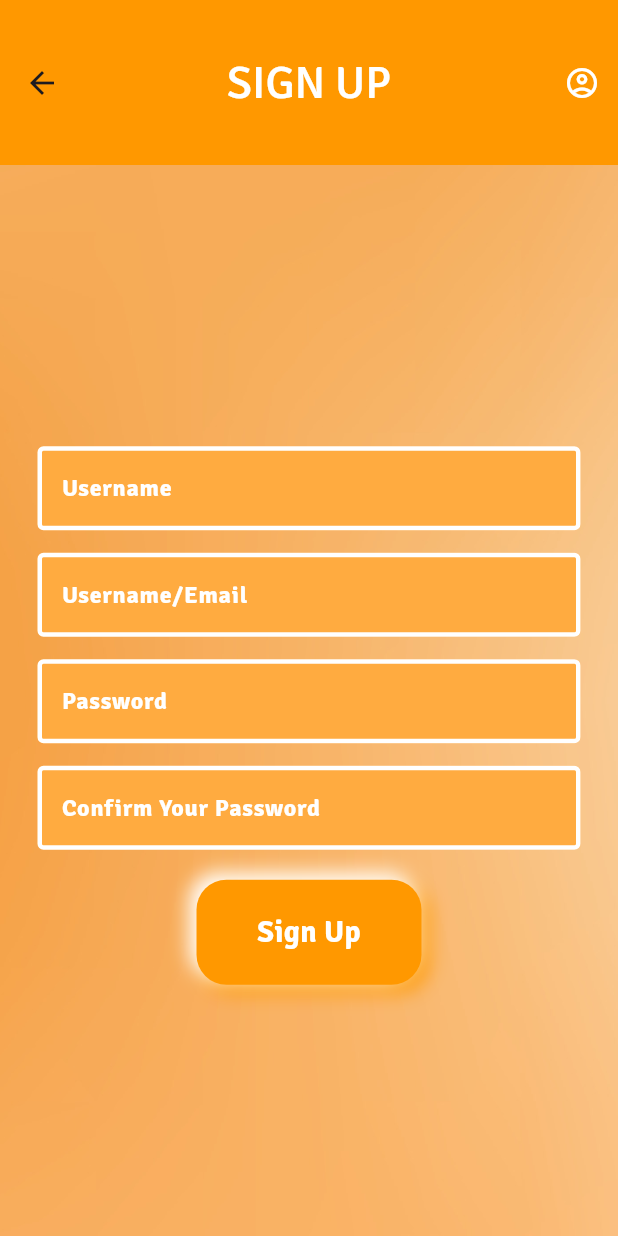
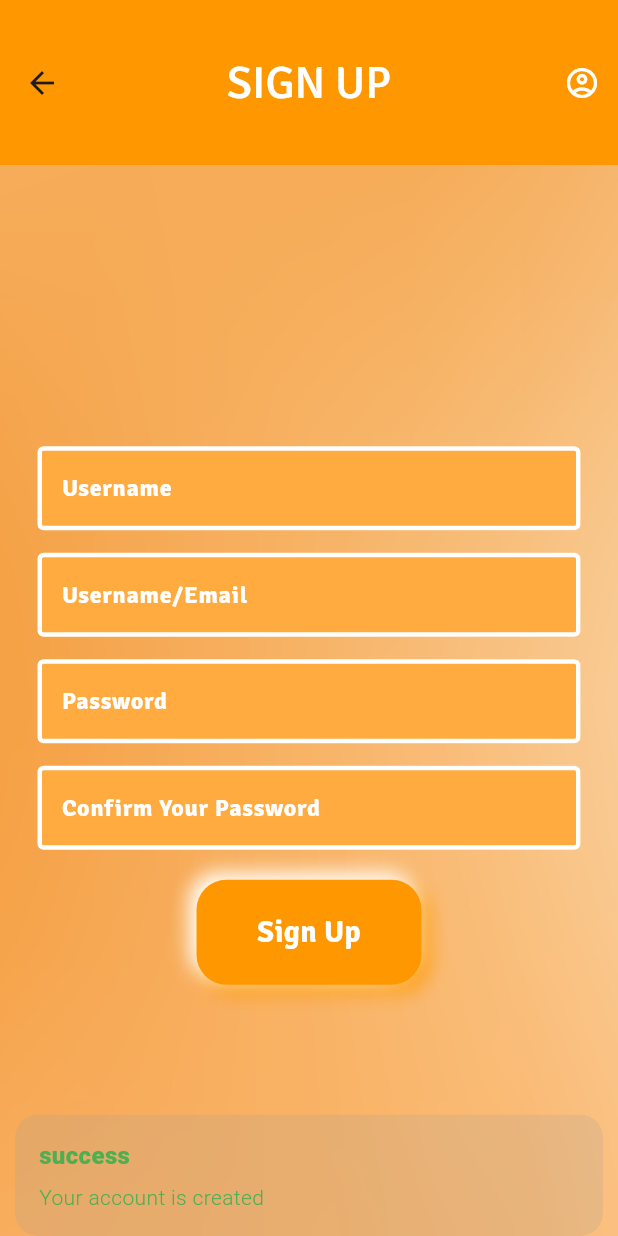
Before and after one commit to 52ndSymphony/CoinCare, a Flutter app: the RegisterPage screen opened directly with empty values, after a tap on "Sign Up", on a phone screen of 412 x 824 dp. Run offline on Flutter 3.47's test engine with Material 3 defaults, Android fonts, the phone set to English and light mode, and no system bars; our stand-ins replace animated_splash_screen, cloud_firestore, firebase_auth, firebase_core, get; accounts and stored records are empty; network calls fail.

Commit message:
FireStore added

```diff
--- /dev/null
+++ b/lib/Firestore/user_model.dart
@@ -0,0 +1,21 @@
+import '../signUp.dart';
+import 'package:flutter/material.dart';
+
+class UserModel{
+
+    final String Username;
+    final String email;
+
+    const UserModel({
+      required this.Username,
+      required this.email,
+
+    });
+    toJson(){
+        return{
+          "Username": Username,
+          "Email": email,
+        };
+  }
+
+}
--- /dev/null
+++ b/lib/Firestore/user_repository.dart
@@ -0,0 +1,37 @@
+import 'package:flutter/material.dart';
+import 'package:cloud_firestore/cloud_firestore.dart';
+import 'package:coincare/Firestore/user_model.dart';
+import 'package:coincare/signUp.dart';
+import 'package:get/get.dart';
+
+
+class UserRepository extends GetxController{
+    static UserRepository get instance => Get.find();
+
+    final _db = FirebaseFirestore.instance;
+
+
+    creatUser(UserModel user) async {
+       await _db.collection("Users").add(user.toJson())
+       .whenComplete(
+               () => Get.snackbar("success", "Your account is created",
+               snackPosition: SnackPosition.BOTTOM,
+               colorText: Colors.green)
+       )
+           .catchError(
+      (error) {
+      // Error handling
+      // Display error snackbar
+      Get.snackbar(
+      "Error",
+      error.toString(), // Displaying the error message
+      snackPosition: SnackPosition.BOTTOM,
+      colorText: Colors.red,
+      );
+      },
+      );
+
+
+    }
+
+}
--- a/lib/home.dart
+++ b/lib/home.dart
@@ -1,7 +1,7 @@
 import 'package:flutter/material.dart';
 import 'package:firebase_auth/firebase_auth.dart';
-import 'statistics.dart';
-import 'bottomnavigationbar.dart';
+import 'Statistics page/statistics.dart';
+import 'Statistics page/bottomnavigationbar.dart';
 
 class HomePage extends StatelessWidget {
   var height, width;
--- a/lib/signUp.dart
+++ b/lib/signUp.dart
@@ -1,10 +1,12 @@
+import 'package:coincare/Firestore/user_model.dart';
+import 'package:coincare/Firestore/user_repository.dart';
 import 'package:coincare/button.dart';
 import 'package:coincare/loginorregisterpage.dart';
 import 'package:firebase_auth/firebase_auth.dart';
 import 'package:flutter/material.dart';
 import 'loginPage.dart';
 import 'my_text.dart';
-
+import 'package:get/get.dart';
 
 class RegisterPage extends StatefulWidget {
 
@@ -21,6 +23,13 @@ class _RegisterPageState extends State<RegisterPage> {
   var passwordController = TextEditingController();
   var nameController = TextEditingController();
   var confirmPassController = TextEditingController();
+
+  final userRepo= Get.put(UserRepository());
+
+  Future<void> creatUser(UserModel user) async {
+    await userRepo.creatUser(user);
+  }
+
 
 
   void signUserUp() async {
@@ -50,6 +59,13 @@ class _RegisterPageState extends State<RegisterPage> {
       Navigator.pop(context);
       //ErrorShowMessage(context, e.code);
     }
+
+    final user= UserModel(
+          Username: nameController.text.trim(),
+          email: emailController.text.trim(),
+    );
+    creatUser(user);
+
   }
 
   @override
@@ -134,7 +150,6 @@ class _RegisterPageState extends State<RegisterPage> {
                   MyButton(
                     text: 'Sign Up',
                     onTap: signUserUp,
-
                   ),
 
                   const SizedBox(height: 25,),
--- a/pubspec.yaml
+++ b/pubspec.yaml
@@ -30,6 +30,7 @@ environment:
 dependencies:
   flutter:
     sdk: flutter
+  get: ^4.6.1
 
 
 
@@ -39,6 +40,7 @@ dependencies:
   firebase_auth: ^4.15.3
   firebase_core: ^2.24.2
   animated_splash_screen: ^1.3.0
+  cloud_firestore: ^4.14.0
 
 dev_dependencies:
   flutter_test:
```
Also changed, not shown: lib/Statistics page/add.dart (renamed from lib/add.dart), lib/Statistics page/bottomnavigationbar.dart (renamed from lib/bottomnavigationbar.dart), lib/Statistics page/front.dart (renamed from lib/front.dart), lib/Statistics page/statistics.dart (renamed from lib/statistics.dart), pubspec.lock, 4 other files.
